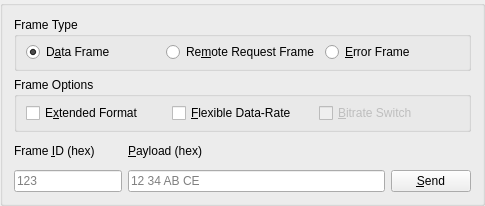
Before: the Qt Designer form examples/serialbus/can/sendframebox.ui in qtproject/pyside-pyside-setup, drawn with Qt 5.
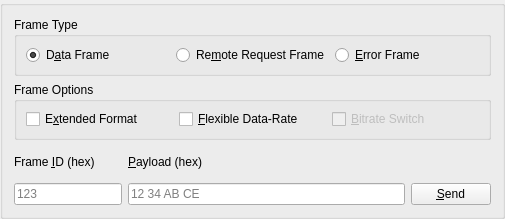
After: the same form once the commit is applied.

```diff
--- a/examples/serialbus/can/sendframebox.ui
+++ b/examples/serialbus/can/sendframebox.ui
@@ -6,8 +6,8 @@
    <rect>
     <x>0</x>
     <y>0</y>
-    <width>485</width>
-    <height>206</height>
+    <width>505</width>
+    <height>219</height>
    </rect>
   </property>
   <property name="windowTitle">
```
Left out of the diff: 4 changed lines with no effect on the pictures.
